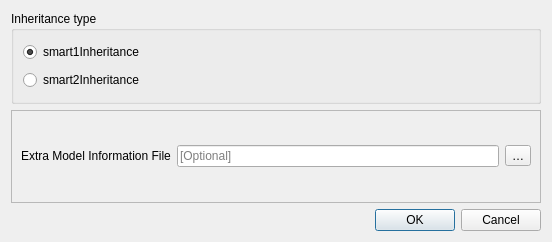
Qt form projectgenerator/ui/ili2db_options.ui (opengisch/QgisModelBaker) before a commit.
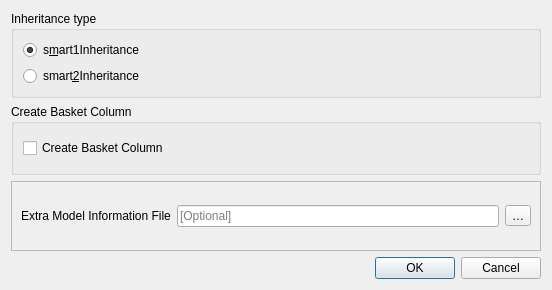
The same form after that commit.

Commit message:
Add option to create basket col
Fix #218

```diff
--- a/projectgenerator/ui/ili2db_options.ui
+++ b/projectgenerator/ui/ili2db_options.ui
@@ -7,7 +7,7 @@
     <x>0</x>
     <y>0</y>
     <width>552</width>
-    <height>242</height>
+    <height>290</height>
    </rect>
   </property>
   <property name="windowTitle">
@@ -32,7 +32,7 @@
 strategy are mapped using a NewClass strategy. All other classes are mapped using a SuperClass strategy.</string>
         </property>
         <property name="text">
-         <string>smart1Inheritance</string>
+         <string>s&amp;mart1Inheritance</string>
         </property>
         <property name="checked">
          <bool>true</bool>
@@ -46,14 +46,14 @@
 strategy. Concrete classes are mapped using a NewAndSubClass strategy.</string>
         </property>
         <property name="text">
-         <string>smart2Inheritance</string>
+         <string>smart&amp;2Inheritance</string>
         </property>
        </widget>
       </item>
      </layout>
     </widget>
    </item>
-   <item row="2" column="0">
+   <item row="3" column="0">
     <widget class="QDialogButtonBox" name="buttonBox">
      <property name="orientation">
       <enum>Qt::Horizontal</enum>
@@ -63,7 +63,7 @@
      </property>
     </widget>
    </item>
-   <item row="1" column="0">
+   <item row="2" column="0">
     <widget class="QFrame" name="frame">
      <property name="frameShape">
       <enum>QFrame::StyledPanel</enum>
@@ -102,6 +102,25 @@
      </layout>
     </widget>
    </item>
+   <item row="1" column="0">
+    <widget class="QGroupBox" name="groupBox">
+     <property name="title">
+      <string>Create Basket Column</string>
+     </property>
+     <layout class="QGridLayout" name="gridLayout_3">
+      <item row="0" column="0">
+       <widget class="QCheckBox" name="create_basket_col_checkbox">
+        <property name="toolTip">
+         <string>&lt;html&gt;&lt;head/&gt;&lt;body&gt;&lt;p&gt;Creates a new column T_basket in class tables which references entries in the additional table t_ili2db_baskets.&lt;/p&gt;&lt;p&gt;The T_basket column needs to be filled with the basket to which an object belongs.&lt;/p&gt;&lt;p&gt;&lt;br/&gt;&lt;/p&gt;&lt;p&gt;&lt;span style=&quot; font-weight:600;&quot;&gt;Warning&lt;/span&gt;&lt;/p&gt;&lt;p&gt;If this option is enabled, it is required to make sure that this column is filled by the database, by default values on QGIS side or manually from the user.&lt;/p&gt;&lt;/body&gt;&lt;/html&gt;</string>
+        </property>
+        <property name="text">
+         <string>Create Basket Column</string>
+        </property>
+       </widget>
+      </item>
+     </layout>
+    </widget>
+   </item>
   </layout>
  </widget>
  <resources/>
```
The commit also changes 4 other files.
